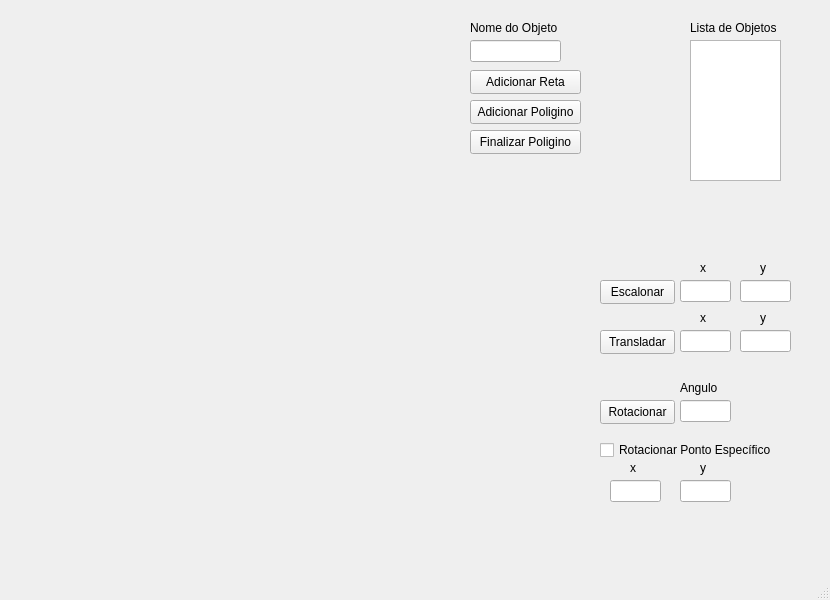
Old version of the form mainwindow.ui in the repository VictorEmanoel7/ProjetoCG.
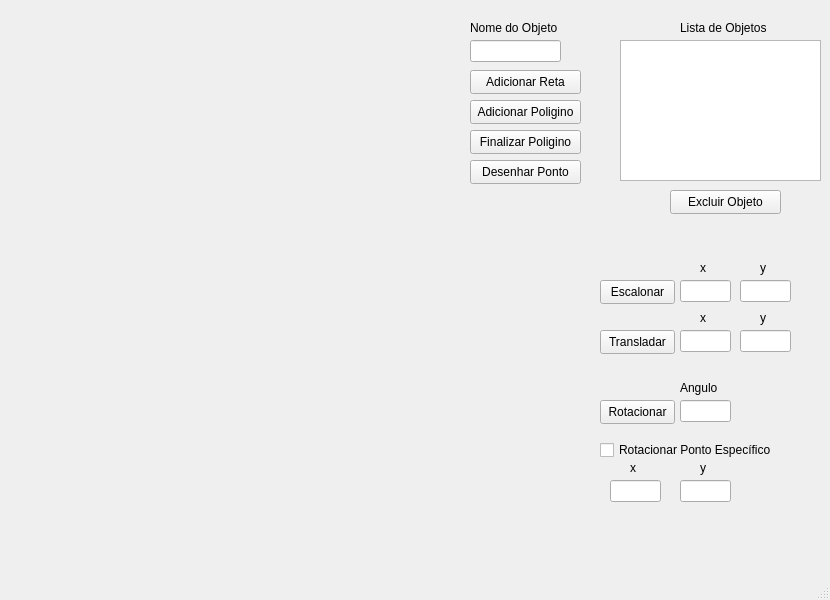
New version of the form.

Diff of the .ui file:
```diff
--- a/mainwindow.ui
+++ b/mainwindow.ui
@@ -30,9 +30,9 @@
    <widget class="QListWidget" name="listWidget_objetos">
     <property name="geometry">
      <rect>
-      <x>690</x>
+      <x>620</x>
       <y>40</y>
-      <width>91</width>
+      <width>201</width>
       <height>141</height>
      </rect>
     </property>
@@ -191,7 +191,7 @@
    <widget class="QLabel" name="label_2">
     <property name="geometry">
      <rect>
-      <x>690</x>
+      <x>680</x>
       <y>20</y>
       <width>91</width>
       <height>16</height>
@@ -325,6 +325,32 @@
      <string>y</string>
     </property>
    </widget>
+   <widget class="QPushButton" name="pushButton_addPonto">
+    <property name="geometry">
+     <rect>
+      <x>470</x>
+      <y>160</y>
+      <width>111</width>
+      <height>24</height>
+     </rect>
+    </property>
+    <property name="text">
+     <string>Desenhar Ponto</string>
+    </property>
+   </widget>
+   <widget class="QPushButton" name="pushButton_excluir">
+    <property name="geometry">
+     <rect>
+      <x>670</x>
+      <y>190</y>
+      <width>111</width>
+      <height>24</height>
+     </rect>
+    </property>
+    <property name="text">
+     <string>Excluir Objeto</string>
+    </property>
+   </widget>
   </widget>
   <widget class="QMenuBar" name="menubar">
    <property name="geometry">
```
